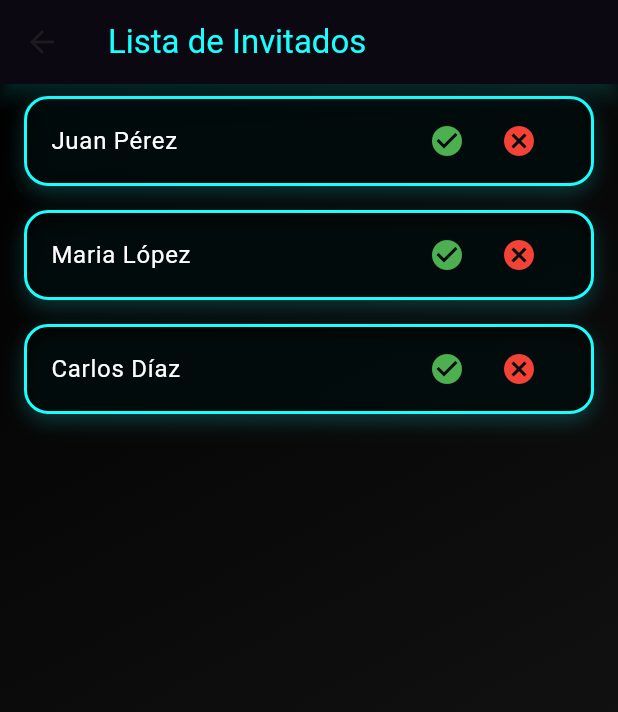
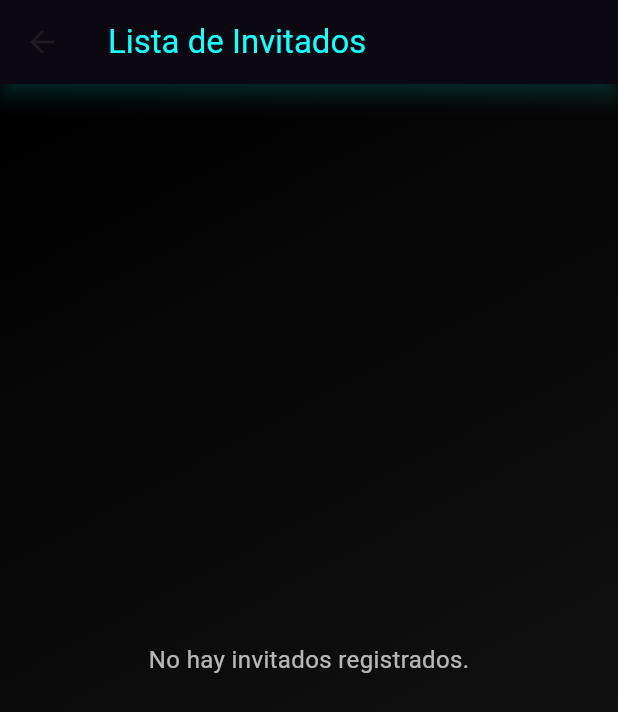
Before and after one commit to yoshtinup/ProyectoIntegrador3, a Flutter app: the HomeAdminView screen opened by its route, after a tap on "Lista de Invitados", on a phone screen of 412 x 824 dp. Shown: the top 712 px of the screen. Run offline on Flutter 3.47's test engine with Material 3 defaults, Android fonts, the light colour scheme and no system bars; our stand-ins replace image_picker, qr_flutter; missing offline and left inert: mobile_scanner.

Commit message:
Lista de Invitados

```diff
--- /dev/null
+++ b/lib/Pages/GuestListView.dart
@@ -0,0 +1,84 @@
+import 'package:flutter/material.dart';
+
+class GuestListView extends StatelessWidget {
+  final List<Map<String, String>> guests;
+
+  const GuestListView({Key? key, required this.guests}) : super(key: key);
+
+  @override
+  Widget build(BuildContext context) {
+    return Scaffold(
+      appBar: AppBar(
+        title: const Text(
+          'Lista de Invitados',
+          style: TextStyle(color: Colors.cyanAccent),
+        ),
+        backgroundColor: Colors.black,
+        elevation: 5,
+        shadowColor: Colors.cyanAccent.withOpacity(0.3),
+      ),
+      body: Container(
+        decoration: const BoxDecoration(
+          gradient: LinearGradient(
+            begin: Alignment.topLeft,
+            end: Alignment.bottomRight,
+            colors: [
+              Colors.black,
+              Color(0xFF1A1A1A),
+            ],
+          ),
+        ),
+        child: guests.isEmpty
+            ? Center(
+                child: Text(
+                  'No hay invitados registrados.',
+                  style: TextStyle(
+                    color: Colors.white70,
+                    fontSize: 16,
+                  ),
+                ),
+              )
+            : ListView.builder(
+                itemCount: guests.length,
+                itemBuilder: (context, index) {
+                  final guest = guests[index];
+                  return Container(
+                    margin: const EdgeInsets.symmetric(
+                        vertical: 8, horizontal: 16),
+                    decoration: BoxDecoration(
+                      color: Colors.black.withOpacity(0.8),
+                      borderRadius: BorderRadius.circular(16),
+                      border: Border.all(color: Colors.cyanAccent, width: 2),
+                      boxShadow: [
+                        BoxShadow(
+                          color: Colors.cyanAccent.withOpacity(0.2),
+                          blurRadius: 10,
+                          offset: const Offset(0, 5),
+                        ),
+                      ],
+                    ),
+                    child: ListTile(
+                      title: Text(
+                        guest['name']!,
+                        style: const TextStyle(
+                          color: Colors.white,
+                          fontSize: 16,
+                        ),
+                      ),
+                      subtitle: Text(
+                        'Estado: ${guest['status']}',
+                        style: TextStyle(
+                          color: guest['status'] == 'Dentro'
+                              ? Colors.green
+                              : Colors.red,
+                          fontWeight: FontWeight.bold,
+                        ),
+                      ),
+                    ),
+                  );
+                },
+              ),
+      ),
+    );
+  }
+}
--- a/lib/Pages/home_admin.dart
+++ b/lib/Pages/home_admin.dart
@@ -1,13 +1,40 @@
 import 'package:flutter/material.dart';
+import 'GuestListView.dart';
+import 'QRScanPage.dart';
 
-// Vista principal del administrador
-class HomeAdminView extends StatelessWidget {
+class HomeAdminView extends StatefulWidget {
+  @override
+  _HomeAdminViewState createState() => _HomeAdminViewState();
+}
+
+class _HomeAdminViewState extends State<HomeAdminView> {
+  List<Map<String, String>> guests = [];
+
+  void _updateGuestList(Map<String, dynamic> guestData) {
+    final String name = guestData['Nombre'] ?? 'Invitado desconocido';
+
+    setState(() {
+      final existingGuest = guests.firstWhere(
+        (guest) => guest['name'] == name,
+        orElse: () => {'name': name, 'status': 'Fuera'},
+      );
+
+      if (existingGuest['status'] == 'Fuera') {
+        guests.remove(existingGuest);
+        guests.add({'name': name, 'status': 'Dentro'});
+      } else {
+        guests.remove(existingGuest);
+        guests.add({'name': name, 'status': 'Fuera'});
+      }
+    });
+  }
+
   @override
   Widget build(BuildContext context) {
     return Scaffold(
       body: Stack(
         children: [
-          // Fondo degradado con textura
+          // Fondo degradado negro con textura
           Container(
             decoration: const BoxDecoration(
               gradient: LinearGradient(
@@ -18,7 +45,11 @@ class HomeAdminView extends StatelessWidget {
                   Color(0xFF1A1A1A),
                 ],
               ),
-
+              image: DecorationImage(
+                image: AssetImage('assets/subtle_pattern.png'),
+                fit: BoxFit.cover,
+                opacity: 0.03,
+              ),
             ),
           ),
           SafeArea(
@@ -27,7 +58,6 @@ class HomeAdminView extends StatelessWidget {
                 padding: const EdgeInsets.all(20),
                 child: Column(
                   mainAxisAlignment: MainAxisAlignment.center,
-                  crossAxisAlignment: CrossAxisAlignment.center,
                   children: [
                     // Logo con borde fluorescente
                     Container(
@@ -50,76 +80,70 @@ class HomeAdminView extends StatelessWidget {
                       ),
                       child: Image.asset(
                         'assets/Logo.png', // Ruta del logo
-                        height: 100, // Tamaño del logo
+                        height: 100,
                         fit: BoxFit.contain,
                       ),
                     ),
-                    Container(
-                      padding: const EdgeInsets.symmetric(horizontal: 20, vertical: 10),
-                      decoration: BoxDecoration(
-                        color: Colors.black.withOpacity(0.3),
-                        borderRadius: BorderRadius.circular(20),
-                        border: Border.all(color: Colors.cyanAccent.withOpacity(0.3), width: 1),
+                    const SizedBox(height: 20),
+                    ElevatedButton(
+                      onPressed: () {
+                        Navigator.push(
+                          context,
+                          MaterialPageRoute(
+                            builder: (context) =>
+                                QRScanPage(onUpdateGuests: _updateGuestList),
+                          ),
+                        );
+                      },
+                      style: ElevatedButton.styleFrom(
+                        padding: const EdgeInsets.symmetric(
+                            horizontal: 50, vertical: 15),
+                        backgroundColor: Colors.black,
+                        side: const BorderSide(color: Colors.cyanAccent, width: 2),
+                        shape: RoundedRectangleBorder(
+                          borderRadius: BorderRadius.circular(30),
+                        ),
+                        shadowColor: Colors.cyanAccent.withOpacity(0.3),
+                        elevation: 10,
                       ),
                       child: const Text(
-                        'Bienvenido, Administrador',
+                        'Escanear QR',
                         style: TextStyle(
-                          fontSize: 24,
+                          color: Colors.cyanAccent,
                           fontWeight: FontWeight.bold,
-                          color: Colors.cyanAccent,
-                          shadows: [
-                            Shadow(
-                              color: Colors.cyanAccent,
-                              offset: Offset(0, 2),
-                              blurRadius: 4,
-                            ),
-                          ],
+                          fontSize: 16,
                         ),
                       ),
                     ),
                     const SizedBox(height: 20),
-                    const Text(
-                      'Opciones Administrativas',
-                      style: TextStyle(fontSize: 18, color: Colors.white70),
-                    ),
-                    const SizedBox(height: 20),
-                    _buildListTile(
-                      context,
-                      icon: Icons.people,
-                      title: 'Lista de Invitados',
-                      onTap: () {
+                    ElevatedButton(
+                      onPressed: () {
                         Navigator.push(
                           context,
-                          MaterialPageRoute(builder: (context) => GuestListView()),
+                          MaterialPageRoute(
+                            builder: (context) => GuestListView(guests: guests),
+                          ),
                         );
                       },
-                    ),
-                    const SizedBox(height: 10),
-                    _buildListTile(
-                      context,
-                      icon: Icons.event,
-                      title: 'Ver Eventos',
-                      onTap: () {
-                        Navigator.pushNamed(context, '/events');
-                      },
-                    ),
-                    const SizedBox(height: 10),
-                    _buildListTile(
-                      context,
-                      icon: Icons.qr_code_scanner,
-                      title: 'Escanear QR',
-                      onTap: () {
-                        Navigator.pushNamed(context, '/qrscan');
-                      },
-                    ),
-                    const SizedBox(height: 10),
-                    _buildListTile(
-                      context,
-                      icon: Icons.settings,
-                      title: 'Configuraciones',
-                      onTap: () {
-                        Navigator.pushNamed(context, '/settings');
-                      },
+                      style: ElevatedButton.styleFrom(
+                        padding: const EdgeInsets.symmetric(
+                            horizontal: 50, vertical: 15),
+                        backgroundColor: Colors.black,
+                        side: const BorderSide(color: Colors.cyanAccent, width: 2),
+                        shape: RoundedRectangleBorder(
+                          borderRadius: BorderRadius.circular(30),
+                        ),
+                        shadowColor: Colors.cyanAccent.withOpacity(0.3),
+                        elevation: 10,
+                      ),
+                      child: const Text(
+                        'Lista de Invitados',
+                        style: TextStyle(
+                          color: Colors.cyanAccent,
+                          fontWeight: FontWeight.bold,
+                          fontSize: 16,
+                        ),
+                      ),
                     ),
                   ],
                 ),
@@ -130,117 +154,4 @@ class HomeAdminView extends StatelessWidget {
       ),
     );
   }
-
-  Widget _buildListTile(
-    BuildContext context, {
-    required IconData icon,
-    required String title,
-    required VoidCallback onTap,
-  }) {
-    return ElevatedButton(
-      onPressed: onTap,
-      style: ElevatedButton.styleFrom(
-        padding: const EdgeInsets.symmetric(vertical: 15, horizontal: 20),
-        backgroundColor: Colors.black.withOpacity(0.8),
-        side: const BorderSide(color: Colors.cyanAccent, width: 2),
-        shape: RoundedRectangleBorder(
-          borderRadius: BorderRadius.circular(12),
-        ),
-        shadowColor: Colors.cyanAccent.withOpacity(0.3),
-        elevation: 10,
-      ),
-      child: Row(
-        children: [
-          Icon(icon, color: Colors.cyanAccent, size: 20),
-          const SizedBox(width: 10),
-          Text(
-            title,
-            style: const TextStyle(
-              color: Colors.cyanAccent,
-              fontWeight: FontWeight.bold,
-              fontSize: 16,
-            ),
-          ),
-        ],
-      ),
-    );
-  }
 }
-
-class GuestListView extends StatelessWidget {
-  final List<String> guests = ["Juan Pérez", "Maria López", "Carlos Díaz"]; // Ejemplo de datos de invitados
-
-  @override
-  Widget build(BuildContext context) {
-    return Scaffold(
-      appBar: AppBar(
-        title: const Text(
-          'Lista de Invitados',
-          style: TextStyle(color: Colors.cyanAccent),
-        ),
-        backgroundColor: Colors.black,
-        elevation: 5,
-        shadowColor: Colors.cyanAccent.withOpacity(0.3),
-      ),
-      body: Container(
-        decoration: const BoxDecoration(
-          gradient: LinearGradient(
-            begin: Alignment.topLeft,
-            end: Alignment.bottomRight,
-            colors: [
-              Colors.black,
-              Color(0xFF1A1A1A),
-            ],
-          ),
-        ),
-        child: ListView.builder(
-          itemCount: guests.length,
-          itemBuilder: (context, index) {
-            return Container(
-              margin: const EdgeInsets.symmetric(vertical: 8, horizontal: 16),
-              decoration: BoxDecoration(
-                color: Colors.black.withOpacity(0.8),
-                borderRadius: BorderRadius.circular(16),
-                border: Border.all(color: Colors.cyanAccent, width: 2),
-                boxShadow: [
-                  BoxShadow(
-                    color: Colors.cyanAccent.withOpacity(0.2),
-                    blurRadius: 10,
-                    offset: const Offset(0, 5),
-                  ),
-                ],
-              ),
-              child: ListTile(
-                title: Text(
-                  guests[index],
-                  style: const TextStyle(color: Colors.white, fontSize: 16),
-                ),
-                trailing: Row(
-                  mainAxisSize: MainAxisSize.min,
-                  children: [
-                    IconButton(
-                      icon: const Icon(Icons.check_circle, color: Colors.green),
-                      onPressed: () {
-                        ScaffoldMessenger.of(context).showSnackBar(
-                          SnackBar(content: Text('${guests[index]} ha entrado')),
-                        );
-                      },
-                    ),
-                    IconButton(
-                      icon: const Icon(Icons.cancel, color: Colors.red),
-                      onPressed: () {
-                        ScaffoldMessenger.of(context).showSnackBar(
-                          SnackBar(content: Text('${guests[index]} ha salido')),
-                        );
-                      },
-                    ),
-                  ],
-                ),
-              ),
-            );
-          },
-        ),
-      ),
-    );
-  }
-}
```
Also changed, not shown: lib/Pages/QRScanPage.dart (+18 -55 lines), lib/main.dart (+7 -2 lines).
